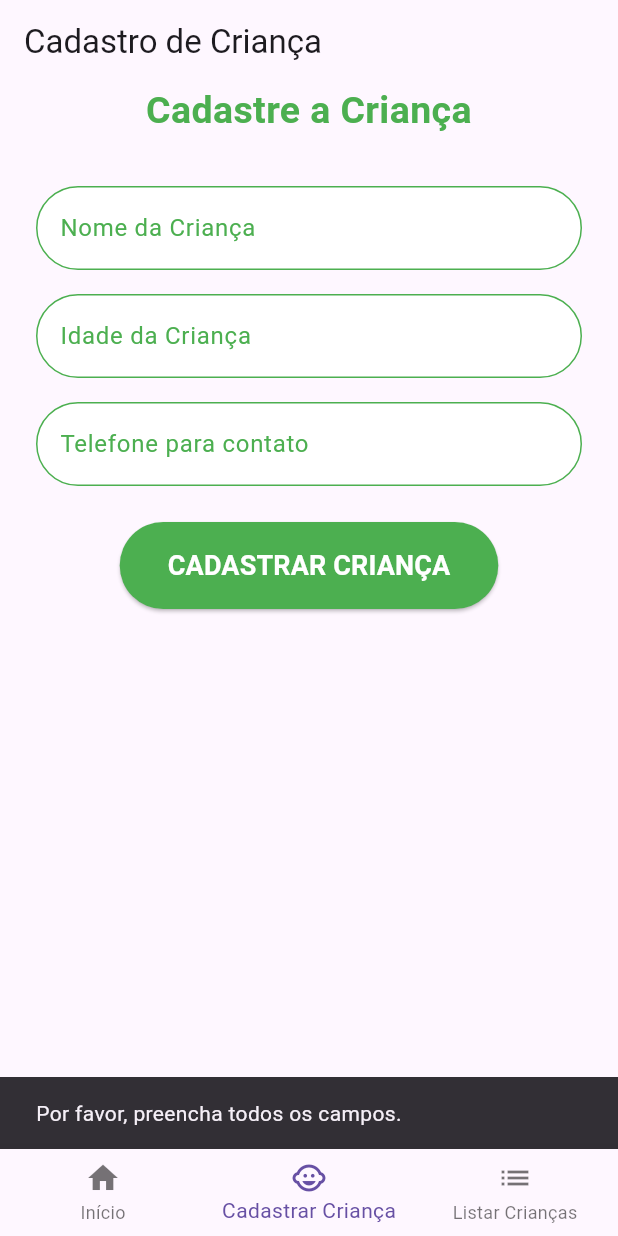
After one commit to CostaMAyssa/Mundo_verde2, a Flutter app: the HomeScreen screen opened directly, item 2 of the bottom bar chosen, after a tap on "CADASTRAR CRIANÇA", on a phone screen of 412 x 824 dp. The commit adds this screen. Run offline on Flutter 3.47's test engine with Material 3 defaults, Android fonts, the phone set to English and light mode, and no system bars; our stand-ins replace cloud_firestore, firebase_auth, firebase_core, geolocator; accounts and stored records are empty; Roboto replaces fonts that are missing (Arial).

Commit message:
kids add and list functionality

```diff
--- /dev/null
+++ b/lib/telas/cadastro_crianca_screen.dart
@@ -0,0 +1,227 @@
+import 'package:flutter/material.dart';
+import 'package:geolocator/geolocator.dart';
+import 'package:cloud_firestore/cloud_firestore.dart';
+import 'package:firebase_auth/firebase_auth.dart';
+
+Future<void> registerKid({
+  required String fName,
+  required int age,
+  required String phone,
+  required Position? address,
+}) async {
+  try {
+    String uid = FirebaseAuth.instance.currentUser!.uid; // Obter o UID do usuário autenticado
+
+    // Gerar UID aleatório para o documento da criança
+    String kidUid = FirebaseFirestore.instance.collection('kids').doc().id;
+
+    // Criar entrada no Firestore na coleção `kids` com o UID aleatório como ID do documento
+    await FirebaseFirestore.instance.collection('kids').doc(kidUid).set({
+      'f_name': fName,
+      'age': age,
+      'phone': phone,
+      'address': address != null
+          ? GeoPoint(address.latitude, address.longitude)
+          : null, // Salva a localização como GeoPoint
+      'id_user': uid, // Associar o UID do usuário autenticado
+    });
+
+    // Atualizar o campo 'kids' no documento do usuário logado
+    await FirebaseFirestore.instance.collection('users').doc(uid).update({
+      'kids': FieldValue.arrayUnion([kidUid]), // Adiciona o UID da criança ao array 'kids'
+    });
+
+    print('Dados da criança adicionados ao Firestore e criança registrada no usuário.');
+  } catch (e) {
+    print('Erro ao salvar no Firestore: $e');
+  }
+}
+
+class CadastroCriancaScreen extends StatefulWidget {
+  const CadastroCriancaScreen({Key? key}) : super(key: key);
+
+  @override
+  _CadastroCriancaScreenState createState() => _CadastroCriancaScreenState();
+}
+
+class _CadastroCriancaScreenState extends State<CadastroCriancaScreen> {
+  final TextEditingController nomeController = TextEditingController();
+  final TextEditingController idadeController = TextEditingController();
+  final TextEditingController celularController = TextEditingController();
+
+  Position? _currentPosition; // Para armazenar a localização da criança
+
+  // Função para obter a localização
+  Future<void> _getLocation() async {
+    bool serviceEnabled;
+    LocationPermission permission;
+
+    // Verifica se os serviços de localização estão habilitados
+    serviceEnabled = await Geolocator.isLocationServiceEnabled();
+    if (!serviceEnabled) {
+      return;
+    }
+
+    // Verifica a permissão de localização
+    permission = await Geolocator.checkPermission();
+    if (permission == LocationPermission.denied) {
+      permission = await Geolocator.requestPermission();
+      if (permission == LocationPermission.denied) {
+        return;
+      }
+    }
+
+    // Obtém a posição atual
+    Position position = await Geolocator.getCurrentPosition(desiredAccuracy: LocationAccuracy.high);
+    setState(() {
+      _currentPosition = position;
+    });
+  }
+
+  @override
+  void initState() {
+    super.initState();
+    _getLocation(); // Chama a função para obter a localização ao iniciar
+  }
+
+  @override
+  Widget build(BuildContext context) {
+    return Scaffold(
+      appBar: AppBar(
+        title: const Text('Cadastro de Criança'),
+      ),
+      body: Padding(
+        padding: const EdgeInsets.symmetric(horizontal: 24.0),
+        child: SingleChildScrollView(
+          child: Column(
+            mainAxisAlignment: MainAxisAlignment.center,
+            crossAxisAlignment: CrossAxisAlignment.center,
+            children: [
+              const Text(
+                'Cadastre a Criança',
+                style: TextStyle(
+                  fontFamily: 'Arial',
+                  fontSize: 25,
+                  fontWeight: FontWeight.bold,
+                  color: Color(0xFF4CAF50),
+                ),
+                textAlign: TextAlign.center,
+              ),
+              const SizedBox(height: 32),
+              // Entrada para o nome
+              TextField(
+                controller: nomeController,
+                decoration: InputDecoration(
+                  labelText: 'Nome da Criança',
+                  labelStyle: const TextStyle(color: Color(0xFF4CAF50)),
+                  enabledBorder: OutlineInputBorder(
+                    borderRadius: BorderRadius.circular(30),
+                    borderSide: const BorderSide(color: Color(0xFF4CAF50)),
+                  ),
+                  focusedBorder: OutlineInputBorder(
+                    borderRadius: BorderRadius.circular(30),
+                    borderSide: const BorderSide(color: Color(0xFF4CAF50), width: 2.0),
+                  ),
+                  filled: true,
+                  fillColor: Colors.white,
+                ),
+              ),
+              const SizedBox(height: 16),
+              // Entrada para a idade
+              TextField(
+                controller: idadeController,
+                keyboardType: TextInputType.number,
+                decoration: InputDecoration(
+                  labelText: 'Idade da Criança',
+                  labelStyle: const TextStyle(color: Color(0xFF4CAF50)),
+                  enabledBorder: OutlineInputBorder(
+                    borderRadius: BorderRadius.circular(30),
+                    borderSide: const BorderSide(color: Color(0xFF4CAF50)),
+                  ),
+                  focusedBorder: OutlineInputBorder(
+                    borderRadius: BorderRadius.circular(30),
+                    borderSide: const BorderSide(color: Color(0xFF4CAF50), width: 2.0),
+                  ),
+                  filled: true,
+                  fillColor: Colors.white,
+                ),
+              ),
+              const SizedBox(height: 16),
+              // Entrada para o número de celular
+              TextField(
+                controller: celularController,
+                decoration: InputDecoration(
+                  labelText: 'Telefone para contato',
+                  labelStyle: const TextStyle(color: Color(0xFF4CAF50)),
+                  enabledBorder: OutlineInputBorder(
+                    borderRadius: BorderRadius.circular(30),
+                    borderSide: const BorderSide(color: Color(0xFF4CAF50)),
+                  ),
+                  focusedBorder: OutlineInputBorder(
+                    borderRadius: BorderRadius.circular(30),
+                    borderSide: const BorderSide(color: Color(0xFF4CAF50), width: 2.0),
+                  ),
+                  filled: true,
+                  fillColor: Colors.white,
+                ),
+              ),
+              const SizedBox(height: 24),
+              ElevatedButton(
+                onPressed: () async {
+                  if (nomeController.text.trim().isEmpty ||
+                      idadeController.text.trim().isEmpty ||
+                      celularController.text.trim().isEmpty) {
+                    ScaffoldMessenger.of(context).showSnackBar(
+                      const SnackBar(content: Text('Por favor, preencha todos os campos.')),
+                    );
+                    return;
+                  }
+
+                  if (_currentPosition == null) {
+                    ScaffoldMessenger.of(context).showSnackBar(
+                      const SnackBar(content: Text('Não foi possível obter a localização.')),
+                    );
+                    return;
+                  }
+
+                  try {
+                    await registerKid(
+                      fName: nomeController.text.trim(),
+                      age: int.parse(idadeController.text.trim()),
+                      phone: celularController.text.trim(),
+                      address: _currentPosition,
+                    );
+
+                    ScaffoldMessenger.of(context).showSnackBar(
+                      const SnackBar(content: Text('Cadastro realizado com sucesso!')),
+                    );
+
+                  } catch (e) {
+                    ScaffoldMessenger.of(context).showSnackBar(
+                      SnackBar(content: Text('Erro ao cadastrar criança: $e')),
+                    );
+                  }
+                },
+                style: ElevatedButton.styleFrom(
+                  backgroundColor: const Color(0xFF4CAF50),
+                  padding: const EdgeInsets.symmetric(horizontal: 32, vertical: 16),
+                  shape: RoundedRectangleBorder(
+                    borderRadius: BorderRadius.circular(30),
+                  ),
+                ),
+                child: const Text(
+                  'CADASTRAR CRIANÇA',
+                  style: TextStyle(
+                    fontSize: 18,
+                    fontWeight: FontWeight.bold,
+                    color: Colors.white,
+                  ),
+                ),
+              ),
+            ],
+          ),
+        ),
+      ),
+    );
+  }
+}
--- a/lib/telas/home_screen.dart
+++ b/lib/telas/home_screen.dart
@@ -1,21 +1,66 @@
 import 'package:flutter/material.dart';
 import 'package:mundo_verde/telas/oficina_sustentavel_screen.dart';
+import 'package:mundo_verde/telas/cadastro_crianca_screen.dart'; // Importe a tela de cadastro de crianças
+import 'package:mundo_verde/telas/listar_criancas_screen.dart'; // Importe a tela de listagem de crianças
 
+class HomeScreen extends StatefulWidget {
+  const HomeScreen({Key? key}) : super(key: key);
 
-class HomeScreen extends StatelessWidget {
-  const HomeScreen({Key? key}) : super(key: key);
+  @override
+  _HomeScreenState createState() => _HomeScreenState();
+}
+
+class _HomeScreenState extends State<HomeScreen> {
+  int _selectedIndex = 0; // Índice da aba selecionada
+
+  // Função que será chamada quando a aba for clicada
+  void _onItemTapped(int index) {
+    setState(() {
+      _selectedIndex = index;
+    });
+  }
+
+  // Lista de telas para navegação
+  final List<Widget> _screens = [
+    const HomeContent(), // Tela inicial
+    const CadastroCriancaScreen(), // Tela de cadastro de crianças
+    const ListarCriancasScreen(), // Tela de listagem de crianças
+  ];
 
   @override
   Widget build(BuildContext context) {
     return Scaffold(
       backgroundColor: const Color(0xFFF9F9F9), // Fundo claro
-      body: Center(
-        child: ConstrainedBox(
-          constraints: const BoxConstraints(
-            maxWidth: 600, // Largura máxima típica de smartphones
-            maxHeight: 800, // Altura máxima típica de smartphones
+      body: _screens[_selectedIndex], // Exibe a tela com base no índice selecionado
+      bottomNavigationBar: BottomNavigationBar(
+        currentIndex: _selectedIndex,
+        onTap: _onItemTapped,
+        items: const <BottomNavigationBarItem>[
+          BottomNavigationBarItem(
+            icon: Icon(Icons.home),
+            label: 'Início',
           ),
-          child: SingleChildScrollView(
+          BottomNavigationBarItem(
+            icon: Icon(Icons.child_care),
+            label: 'Cadastrar Criança',
+          ),
+          BottomNavigationBarItem(
+            icon: Icon(Icons.list),
+            label: 'Listar Crianças',
+          ),
+        ],
+      ),
+    );
+  }
+}
+
+// Tela inicial do aplicativo
+class HomeContent extends StatelessWidget {
+  const HomeContent({Key? key}) : super(key: key);
+
+  @override
+  Widget build(BuildContext context) {
+    return SingleChildScrollView(
       child: Column(
         crossAxisAlignment: CrossAxisAlignment.start,
         children: [
@@ -73,8 +118,7 @@ class HomeScreen extends StatelessWidget {
                         Navigator.push(
                           context,
                           MaterialPageRoute(
-                                  builder: (context) =>
-                                      const OficinaSustentavelScreen(),
+                            builder: (context) => const OficinaSustentavelScreen(),
                           ),
                         );
                       },
@@ -150,9 +194,6 @@ class HomeScreen extends StatelessWidget {
             ],
           ),
         ],
-            ),
-          ),
-        ),
       ),
     );
   }
--- a/pubspec.yaml
+++ b/pubspec.yaml
@@ -39,6 +39,7 @@ dependencies:
   firebase_auth: ^5.3.3
   geolocator: ^13.0.2
   cloud_firestore: ^5.5.0
+  intl: ^0.20.1
 
 dev_dependencies:
   flutter_test:
```
Also changed, not shown: lib/telas/cadastro_screen.dart (+7 -16 lines), lib/telas/listar_criancas_screen.dart (added, +122 -0 lines), lib/telas/perfil_screen.dart (+66 -49 lines), pubspec.lock. Lines whose indentation alone changed are shown as unchanged.
